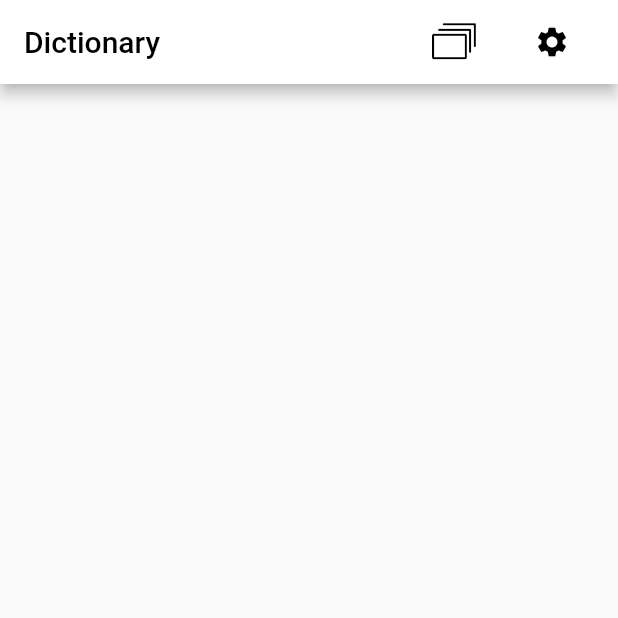
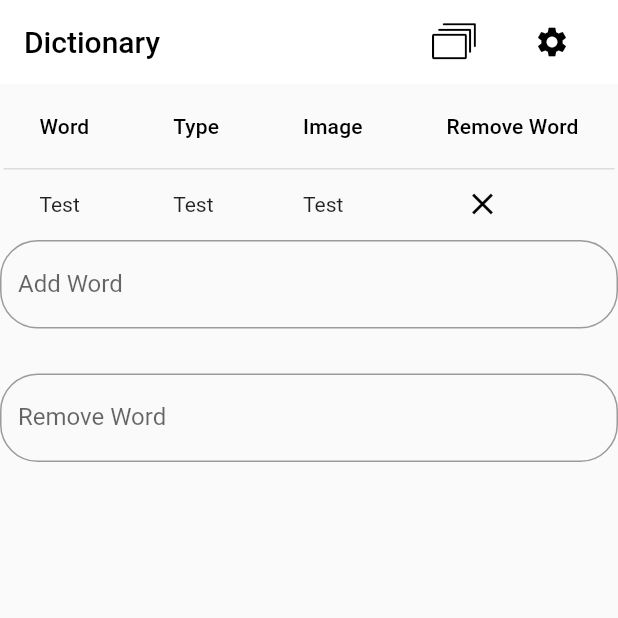
Before and after one commit to Devang-IITR/Autism-Choices, a Flutter app: the screen it shows after launch, after a tap on the "book" icon, on a phone screen of 412 x 824 dp, the top half of it. Run offline on Flutter 3.47's test engine with Material 2 defaults, Android fonts, the phone set to English and light mode, and no system bars; our stand-ins replace csv; missing offline and left inert: searchable_dropdown; Roboto replaces fonts that are missing (Comic Sans MS).

Commit message:
Dictionary in progress and changed app name

```diff
--- /dev/null
+++ b/lib/Dictionary.dart
@@ -0,0 +1,129 @@
+import 'package:flutter/material.dart';
+import 'package:searchable_dropdown/searchable_dropdown.dart';
+import 'home_icons.dart';
+//import 'wordlist.csv';
+
+class DictionaryRoute extends StatelessWidget {
+  @override
+  Widget build(BuildContext context) {
+    return MaterialApp(
+      home: Scaffold(
+        appBar: AppBar(elevation: 0,
+          title: Text(
+            'Dictionary',
+            style: TextStyle(
+              color: Colors.black,
+            ),
+          ),
+          backgroundColor: Colors.white,
+          actions: <Widget>[
+            Padding(
+              padding: EdgeInsets.only(right: 20.0),
+              child: IconButton(
+                icon: Icon(
+                  Home.slides,
+                ),
+                onPressed: () {
+//                  Navigator.push(
+//                    context, b
+//                    MaterialPageRoute(builder: (context) => SlidesRoute()),
+//                  );
+                },
+              ),
+            ),
+            Padding(
+              padding: EdgeInsets.only(right: 20.0),
+              child: IconButton(
+                icon: Icon(
+                  Icons.settings,
+                ),
+                onPressed: () {
+//                  Navigator.push(
+//                    context,
+//                    MaterialPageRoute(builder: (context) => SettingsRoute()),
+//                  );
+                },
+              ),
+            ),
+          ],
+          actionsIconTheme: IconThemeData(
+            color: Colors.black,
+          ),
+        ),
+        body: Center(
+          child: Column(
+              children: [
+                SingleChildScrollView(
+                  scrollDirection: Axis.horizontal,
+                  child:DataTable(
+                    columns: [
+                      DataColumn(label: Text('Word')),
+                      DataColumn(label: Text('Type')),
+                      DataColumn(label: Text('Image')),
+                      DataColumn(label: Text('Remove Word')),
+                    ],
+                    rows: [
+                      DataRow(cells: [
+                        DataCell(Text('Test')),
+                        DataCell(Text('Test')),
+                        DataCell(Text('Test')),
+                        DataCell(IconButton(
+                          icon: Icon(
+                            Icons.close,
+                            color: Colors.black,
+                          ),
+                              ),
+
+                        ),
+                        ],
+                      ),
+                      ],
+                  ),
+
+                  ),
+
+
+              Padding(
+                padding: EdgeInsets.only(bottom:30.0),
+              child:TextFormField(
+
+                      decoration: InputDecoration(
+                      labelText: "Add Word",
+                      fillColor: Colors.white,
+                      border: OutlineInputBorder(
+                        borderRadius: BorderRadius.circular(25.0),
+                        borderSide: BorderSide(
+                        ),
+                      ),
+                      //fillColor: Colors.gr
+                    ),
+                    textInputAction: TextInputAction.search,
+                    keyboardType: TextInputType.text,
+                    style: TextStyle(
+                      fontFamily: "Comic Sans MS",
+                    ),
+                ),
+              ),
+              TextFormField(
+                decoration: InputDecoration(
+                  labelText: "Remove Word",
+                  fillColor: Colors.white,
+                  border: OutlineInputBorder(
+                    borderRadius: BorderRadius.circular(25.0),
+                    borderSide: BorderSide(
+                    ),
+                  ),
+                  //fillColor: Colors.green
+                ),
+                keyboardType: TextInputType.text,
+                style: TextStyle(
+                  fontFamily: "Comic Sans MS",
+                ),
+              ),
+            ],
+          ),
+        ),
+      ),
+    );
+  }
+}
--- a/lib/main.dart
+++ b/lib/main.dart
@@ -1,6 +1,8 @@
 import 'package:flutter/cupertino.dart';
 import 'package:flutter/material.dart';
 import 'home_icons.dart';
+import 'Dictionary.dart';
+import 'cst test.dart';
 
 void main() => runApp(ChoicesApp());
 
@@ -22,7 +24,7 @@ class HomePage extends StatelessWidget {
       child: Scaffold(
         appBar: AppBar(
           title: Text(
-            'Autism Choices',
+            'Choices',
             style: TextStyle(
               color: Colors.black,
             ),
@@ -90,11 +92,11 @@ class HomePage extends StatelessWidget {
                         Icons.settings,
                       ),
                       onPressed: () {
-                        Navigator.push(
-                          context,
-                          MaterialPageRoute(
-                              builder: (context) => SettingsRoute()),
-                        );
+//                        Navigator.push(
+//                          context,
+//                          MaterialPageRoute(
+//                              builder: (context) => SettingsRoute()),
+//                        );
                       },
                       iconSize: 85.0,
                     ),
@@ -118,69 +120,3 @@ class HomePage extends StatelessWidget {
     );
   }
 }
-
-class DictionaryRoute extends StatelessWidget {
-  @override
-  Widget build(BuildContext context) {
-    return MaterialApp(
-      home: Scaffold(
-        appBar: AppBar(
-          title: Text(
-            'Dictionary',
-            style: TextStyle(
-              color: Colors.black,
-            ),
-          ),
-          backgroundColor: Colors.white,
-          actions: <Widget>[
-            Padding(
-              padding: EdgeInsets.only(right: 20.0),
-              child: IconButton(
-                icon: Icon(
-                  Home.slides,
-                ),
-                onPressed: () {
-                  Navigator.push(
-                    context,
-                    MaterialPageRoute(builder: (context) => SlidesRoute()),
-                  );
-                },
-              ),
-            ),
-            Padding(
-              padding: EdgeInsets.only(right: 20.0),
-              child: IconButton(
-                icon: Icon(
-                  Icons.settings,
-                ),
-                onPressed: () {
-                  Navigator.push(
-                    context,
-                    MaterialPageRoute(builder: (context) => SettingsRoute()),
-                  );
-                },
-              ),
-            ),
-          ],
-          actionsIconTheme: IconThemeData(
-            color: Colors.black,
-          ),
-        ),
-      ),
-    );
-  }
-}
-
-class SettingsRoute extends StatelessWidget {
-  @override
-  Widget build(BuildContext context) {
-    return MaterialApp();
-  }
-}
-
-class SlidesRoute extends StatelessWidget {
-  @override
-  Widget build(BuildContext context) {
-    return MaterialApp();
-  }
-}
--- a/pubspec.yaml
+++ b/pubspec.yaml
@@ -23,6 +23,9 @@ environment:
 dependencies:
   flutter:
     sdk: flutter
+  searchable_dropdown: ^1.0.1
+  csv: ^4.0.3
+
 
 
   # The following adds the Cupertino Icons font to your application.
```
Also changed, not shown: lib/cst test.dart (added, +61 -0 lines), lib/wordlist.csv (added, +66 -0 lines), pubspec.lock, 2 other files.
